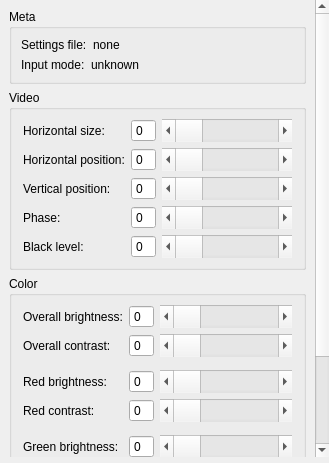
Before: the Qt Designer form src/display/qt/d_video_and_color_dialog.ui in mrehkopf/vcs, drawn with Qt 5.
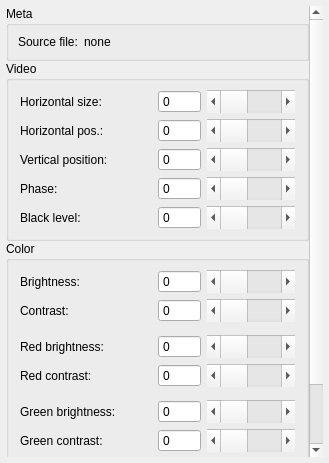
After: the same form once the commit is applied.

What changed in the file:
```diff
--- a/src/display/qt/d_video_and_color_dialog.ui
+++ b/src/display/qt/d_video_and_color_dialog.ui
@@ -15,16 +15,16 @@
   </property>
   <layout class="QVBoxLayout" name="verticalLayout_2">
    <property name="spacing">
-    <number>0</number>
+    <number>6</number>
    </property>
    <property name="leftMargin">
-    <number>0</number>
+    <number>6</number>
    </property>
    <property name="topMargin">
-    <number>0</number>
+    <number>6</number>
    </property>
    <property name="rightMargin">
-    <number>0</number>
+    <number>6</number>
    </property>
    <property name="bottomMargin">
     <number>6</number>
@@ -42,11 +42,26 @@
        <rect>
         <x>0</x>
         <y>0</y>
-        <width>313</width>
-        <height>618</height>
+        <width>301</width>
+        <height>557</height>
        </rect>
       </property>
       <layout class="QVBoxLayout" name="verticalLayout">
+       <property name="spacing">
+        <number>0</number>
+       </property>
+       <property name="leftMargin">
+        <number>0</number>
+       </property>
+       <property name="topMargin">
+        <number>0</number>
+       </property>
+       <property name="rightMargin">
+        <number>0</number>
+       </property>
+       <property name="bottomMargin">
+        <number>0</number>
+       </property>
        <item>
         <widget class="QGroupBox" name="groupBox_meta">
          <property name="title">
@@ -56,6 +71,12 @@
           <property name="spacing">
            <number>6</number>
           </property>
+          <property name="leftMargin">
+           <number>9</number>
+          </property>
+          <property name="rightMargin">
+           <number>9</number>
+          </property>
           <item>
            <layout class="QHBoxLayout" name="horizontalLayout" stretch="0,1">
             <item>
@@ -67,7 +88,7 @@
                </sizepolicy>
               </property>
               <property name="text">
-               <string>Settings file:</string>
+               <string>Source file:</string>
               </property>
              </widget>
             </item>
@@ -80,30 +101,6 @@
             </item>
            </layout>
           </item>
-          <item>
-           <layout class="QHBoxLayout" name="horizontalLayout_2" stretch="0,1">
-            <item>
-             <widget class="QLabel" name="label_14">
-              <property name="sizePolicy">
-               <sizepolicy hsizetype="Maximum" vsizetype="Preferred">
-                <horstretch>0</horstretch>
-                <verstretch>0</verstretch>
-               </sizepolicy>
-              </property>
-              <property name="text">
-               <string>Input mode:</string>
-              </property>
-             </widget>
-            </item>
-            <item>
-             <widget class="QLabel" name="label_currentMode">
-              <property name="text">
-               <string>unknown</string>
-              </property>
-             </widget>
-            </item>
-           </layout>
-          </item>
          </layout>
         </widget>
        </item>
@@ -112,10 +109,7 @@
          <property name="title">
           <string>Video</string>
          </property>
-         <property name="flat">
-          <bool>false</bool>
-         </property>
-         <layout class="QGridLayout" name="gridLayout">
+         <layout class="QGridLayout" name="gridLayout" columnstretch="3,1,2" columnminimumwidth="0,0,0">
           <property name="leftMargin">
            <number>11</number>
           </property>
@@ -213,7 +207,7 @@
           <item row="1" column="0">
            <widget class="QLabel" name="label">
             <property name="text">
-             <string>Horizontal position:</string>
+             <string>Horizontal pos.:</string>
             </property>
            </widget>
           </item>
@@ -298,10 +292,7 @@
          <property name="title">
           <string>Color</string>
          </property>
-         <property name="flat">
-          <bool>false</bool>
-         </property>
-         <layout class="QGridLayout" name="gridLayout_2">
+         <layout class="QGridLayout" name="gridLayout_2" columnstretch="3,1,2">
           <property name="leftMargin">
            <number>11</number>
           </property>
@@ -493,7 +484,7 @@
           <item row="0" column="0">
            <widget class="QLabel" name="label_6">
             <property name="text">
-             <string>Overall brightness:</string>
+             <string>Brightness:</string>
             </property>
             <property name="indent">
              <number>-1</number>
@@ -598,7 +589,7 @@
           <item row="1" column="0">
            <widget class="QLabel" name="label_7">
             <property name="text">
-             <string>Overall contrast:</string>
+             <string>Contrast:</string>
             </property>
             <property name="indent">
              <number>-1</number>
```
